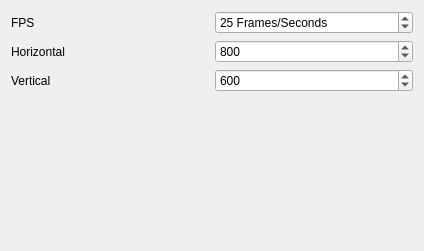
The window that src/Gui/settings/ui/VideoProjectPreferences.ui (VLMC/vlmc) describes before a commit, drawn with Qt 5.
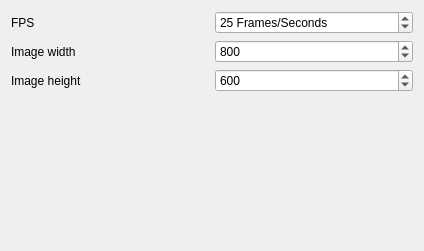
The same window after the commit.

Commit message:
Correcting video preference widget.
Don't display width as height.

The edit to the form file:
```diff
--- a/src/Gui/settings/ui/VideoProjectPreferences.ui
+++ b/src/Gui/settings/ui/VideoProjectPreferences.ui
@@ -38,7 +38,7 @@
     </widget>
    </item>
    <item row="1" column="1">
-    <widget class="QSpinBox" name="HeightSpinBox">
+    <widget class="QSpinBox" name="WidthSpinBox">
      <property name="suffix">
       <string/>
      </property>
@@ -56,19 +56,19 @@
    <item row="1" column="0">
     <widget class="QLabel" name="FrameSizeLabel_4">
      <property name="text">
-      <string>Horizontal</string>
+      <string>Image width</string>
      </property>
     </widget>
    </item>
    <item row="2" column="0">
     <widget class="QLabel" name="FrameSizeLabel_5">
      <property name="text">
-      <string>Vertical</string>
+      <string>Image height</string>
      </property>
     </widget>
    </item>
    <item row="2" column="1">
-    <widget class="QSpinBox" name="WidthSpinBox">
+    <widget class="QSpinBox" name="HeightSpinBox">
      <property name="suffix">
       <string/>
      </property>
```
